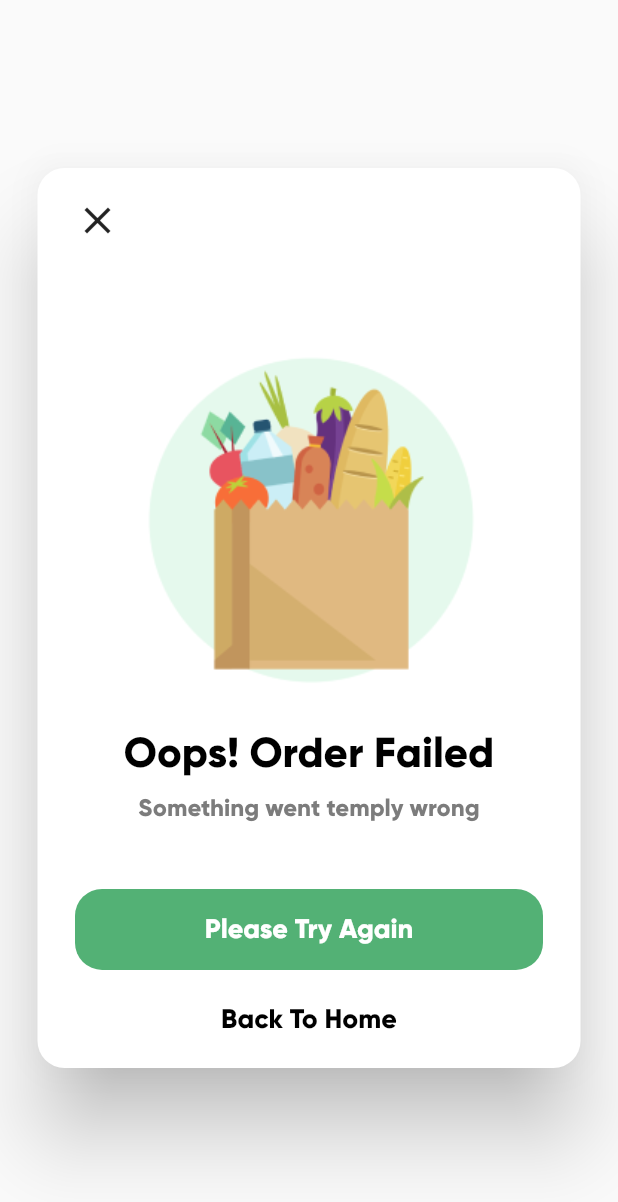
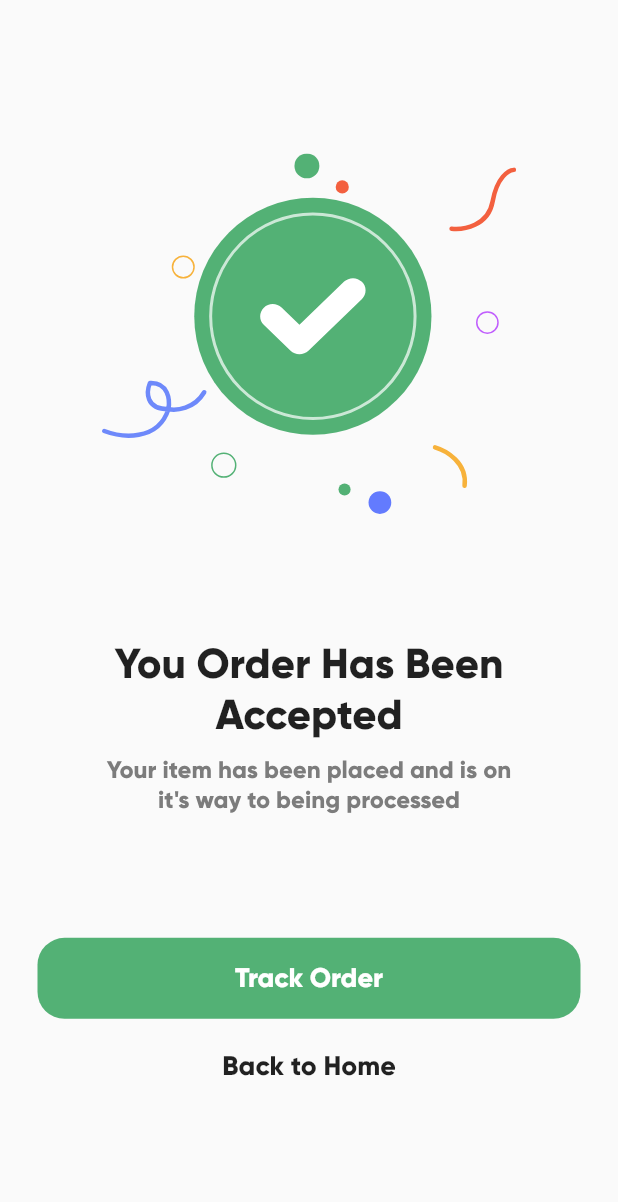
Before and after one commit to SyifaAinnur/Grocery-App, a Flutter app: the OrderFailedDialogue widget shown alone on an empty page, opened directly, after a tap on "Please Try Again", on a phone screen of 412 x 824 dp. Shown: the top 1202 px of the screen. Run offline on Flutter 3.47's test engine with Material 2 defaults, Android fonts, the phone set to English and light mode, and no system bars; our stand-ins replace flutter_svg.

Commit message:
create order accepted screen

```diff
--- /dev/null
+++ b/lib/screens/order_accepted_screen.dart
@@ -0,0 +1,82 @@
+// ignore_for_file: prefer_const_constructors
+
+import 'package:flutter/material.dart';
+import 'package:flutter_svg/flutter_svg.dart';
+import 'package:grocery_app/common_widgets/app_button.dart';
+import 'package:grocery_app/screens/dashboard/dashboard_screen.dart';
+
+
+class OrderAcceptedScreen extends StatelessWidget {
+  const OrderAcceptedScreen({ Key? key }) : super(key: key);
+
+  @override
+  Widget build(BuildContext context) {
+    return Scaffold(
+      body: Container(
+        width: double.maxFinite,
+        padding: EdgeInsets.symmetric(horizontal: 25),
+        child: Column(
+          crossAxisAlignment: CrossAxisAlignment.center,
+          children: [
+            Spacer(
+              flex: 10,
+            ),
+            SvgPicture.asset("assets/icons/order_accepted_icon.svg"),
+            Spacer(
+              flex: 8,
+            ),
+            Padding(padding: const EdgeInsets.symmetric(horizontal: 40),
+            child: Text(
+              "You Order Has Been Accepted",
+              textAlign: TextAlign.center,
+              style: TextStyle(
+                fontWeight: FontWeight.bold,
+                fontSize: 28
+              ),
+            ),
+            ),
+            Spacer(),
+            Padding(
+              padding: const EdgeInsets.symmetric(horizontal: 40),
+              child: Text(
+                "Your item has been placed and is on it's way to being processed",
+                textAlign: TextAlign.center,
+                style: TextStyle(
+                  fontSize: 16,
+                  color: Color(0xff7C7C7C),
+                  fontWeight: FontWeight.w600
+                ),
+              ),
+            ),
+            Spacer(
+              flex: 8,
+            ),
+            AppButton(label: "Track Order", onPressed: () {
+              Navigator.pop(context);
+            }),
+            Spacer(
+              flex: 2,
+            ),
+            InkWell(
+              onTap: () {
+                Navigator.push(context, MaterialPageRoute(
+                  builder: (context) => DashboardScreen()
+                ));
+              },
+              child: Text(
+                "Back to Home",
+                style: TextStyle(
+                  fontSize: 18,
+                  fontWeight: FontWeight.bold
+                ),
+              ),
+            ),
+            Spacer(
+              flex: 10,
+            ),
+          ],
+        ),
+      ),
+    );
+  }
+}
--- a/lib/screens/order_failed_dialog.dart
+++ b/lib/screens/order_failed_dialog.dart
@@ -4,6 +4,7 @@ import 'package:flutter/material.dart';
 import 'package:grocery_app/common_widgets/app_button.dart';
 import 'package:grocery_app/common_widgets/app_text.dart';
 import 'package:grocery_app/screens/dashboard/dashboard_screen.dart';
+import 'package:grocery_app/screens/order_accepted_screen.dart';
 
 class OrderFailedDialogue extends StatelessWidget {
   const OrderFailedDialogue({ Key? key }) : super(key: key);
@@ -67,11 +68,11 @@ class OrderFailedDialogue extends StatelessWidget {
             AppButton(label: "Please Try Again",
             fontWeight: FontWeight.w600,
             onPressed: () {
-                // Navigator.of(context).pushReplacement(new MaterialPageRoute(
-                //   builder: (BuildContext context) {
-                //     return OrderAcceptedScreen();
-                //   },
-                // ));
+                Navigator.of(context).pushReplacement(new MaterialPageRoute(
+                  builder: (BuildContext context) {
+                    return OrderAcceptedScreen();
+                  },
+                ));
             }),
             Spacer(
               flex: 4,
```
